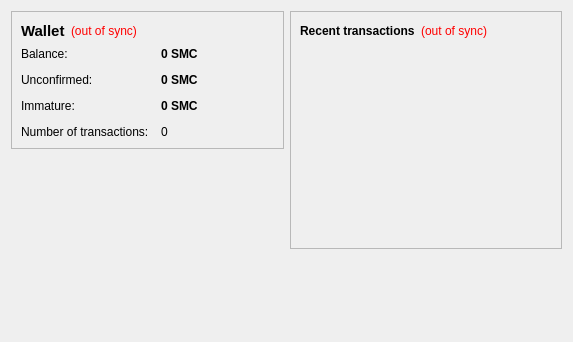
Above: src/qt/forms/overviewpage.ui from RaidAndFade/SRSCoin before the change. Below: the same form after it.
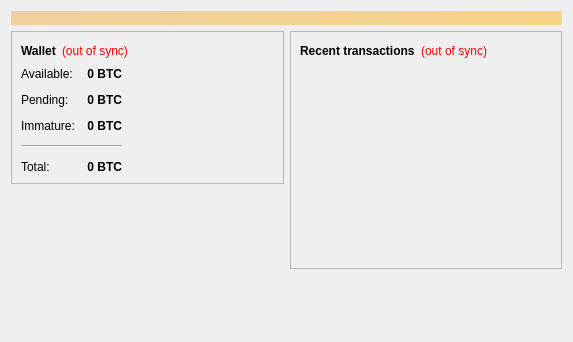
That is the form after the change. Icons and pictures are not drawn.

```diff
--- a/src/qt/forms/overviewpage.ui
+++ b/src/qt/forms/overviewpage.ui
@@ -13,6 +13,24 @@
   <property name="windowTitle">
    <string>Form</string>
   </property>
+  <layout class="QVBoxLayout" name="topLayout">
+   <item>
+    <widget class="QLabel" name="labelAlerts">
+     <property name="visible">
+      <bool>false</bool>
+     </property>
+     <property name="styleSheet">
+      <string notr="true">background-color: qlineargradient(x1: 0, y1: 0, x2: 1, y2: 0, stop:0 #F0D0A0, stop:1 #F8D488); color:#000000;</string>
+     </property>
+     <property name="wordWrap">
+      <bool>true</bool>
+     </property>
+     <property name="margin">
+      <number>3</number>
+     </property>
+    </widget>
+   </item>
+   <item>
   <layout class="QHBoxLayout" name="horizontalLayout" stretch="1,1">
    <item>
     <layout class="QVBoxLayout" name="verticalLayout_2">
@@ -31,7 +49,6 @@
            <widget class="QLabel" name="label_5">
             <property name="font">
              <font>
-              <pointsize>11</pointsize>
               <weight>75</weight>
               <bold>true</bold>
              </font>
@@ -44,7 +61,7 @@
           <item>
            <widget class="QLabel" name="labelWalletStatus">
             <property name="toolTip">
-             <string>The displayed information may be out of date. Your wallet automatically synchronizes with the SmallChange network after a connection is established, but this process has not completed yet.</string>
+               <string>The displayed information may be out of date. Your wallet automatically synchronizes with the Dogecoin network after a connection is established, but this process has not completed yet.</string>
             </property>
             <property name="styleSheet">
              <string notr="true">QLabel { color: red; }</string>
@@ -73,6 +90,8 @@
          </layout>
         </item>
         <item>
+          <layout class="QHBoxLayout" name="horizontalLayout_3">
+           <item>
          <layout class="QFormLayout" name="formLayout_2">
           <property name="fieldGrowthPolicy">
            <enum>QFormLayout::AllNonFixedFieldsGrow</enum>
@@ -86,7 +105,7 @@
           <item row="0" column="0">
            <widget class="QLabel" name="label">
             <property name="text">
-             <string>Balance:</string>
+               <string>Available:</string>
             </property>
            </widget>
           </item>
@@ -102,10 +121,13 @@
              <cursorShape>IBeamCursor</cursorShape>
             </property>
             <property name="toolTip">
-             <string>Your current balance</string>
+               <string>Your current spendable balance</string>
             </property>
             <property name="text">
-             <string notr="true">0 SMC</string>
+               <string notr="true">0 BTC</string>
+              </property>
+              <property name="alignment">
+               <set>Qt::AlignRight|Qt::AlignTrailing|Qt::AlignVCenter</set>
             </property>
             <property name="textInteractionFlags">
              <set>Qt::LinksAccessibleByMouse|Qt::TextSelectableByKeyboard|Qt::TextSelectableByMouse</set>
@@ -115,7 +137,7 @@
           <item row="1" column="0">
            <widget class="QLabel" name="label_3">
             <property name="text">
-             <string>Unconfirmed:</string>
+               <string>Pending:</string>
             </property>
            </widget>
           </item>
@@ -131,33 +153,19 @@
              <cursorShape>IBeamCursor</cursorShape>
             </property>
             <property name="toolTip">
-             <string>Total of transactions that have yet to be confirmed, and do not yet count toward the current balance</string>
+               <string>Total of transactions that have yet to be confirmed, and do not yet count toward the spendable balance</string>
             </property>
             <property name="text">
-             <string notr="true">0 SMC</string>
+               <string notr="true">0 BTC</string>
+              </property>
+              <property name="alignment">
+               <set>Qt::AlignRight|Qt::AlignTrailing|Qt::AlignVCenter</set>
             </property>
             <property name="textInteractionFlags">
              <set>Qt::LinksAccessibleByMouse|Qt::TextSelectableByKeyboard|Qt::TextSelectableByMouse</set>
             </property>
            </widget>
           </item>
-          <item row="3" column="0">
-           <widget class="QLabel" name="label_2">
-            <property name="text">
-             <string>Number of transactions:</string>
-            </property>
-           </widget>
-          </item>
-          <item row="3" column="1">
-           <widget class="QLabel" name="labelNumTransactions">
-            <property name="toolTip">
-             <string>Total number of transactions in wallet</string>
-            </property>
-            <property name="text">
-             <string notr="true">0</string>
-            </property>
-           </widget>
-          </item>
           <item row="2" column="0">
            <widget class="QLabel" name="labelImmatureText">
             <property name="text">
@@ -177,12 +185,69 @@
              <string>Mined balance that has not yet matured</string>
             </property>
             <property name="text">
-             <string notr="true">0 SMC</string>
-            </property>
+               <string notr="true">0 BTC</string>
+              </property>
+              <property name="alignment">
+               <set>Qt::AlignRight|Qt::AlignTrailing|Qt::AlignVCenter</set>
+              </property>
             <property name="textInteractionFlags">
              <set>Qt::LinksAccessibleByMouse|Qt::TextSelectableByKeyboard|Qt::TextSelectableByMouse</set>
             </property>
            </widget>
+            </item>
+            <item row="4" column="0">
+             <widget class="QLabel" name="labelTotalText">
+              <property name="text">
+               <string>Total:</string>
+              </property>
+             </widget>
+            </item>
+            <item row="4" column="1">
+             <widget class="QLabel" name="labelTotal">
+              <property name="font">
+               <font>
+                <weight>75</weight>
+                <bold>true</bold>
+               </font>
+              </property>
+              <property name="cursor">
+               <cursorShape>IBeamCursor</cursorShape>
+              </property>
+              <property name="toolTip">
+               <string>Your current total balance</string>
+              </property>
+              <property name="text">
+               <string notr="true">0 BTC</string>
+              </property>
+              <property name="alignment">
+               <set>Qt::AlignRight|Qt::AlignTrailing|Qt::AlignVCenter</set>
+              </property>
+              <property name="textInteractionFlags">
+               <set>Qt::LinksAccessibleByMouse|Qt::TextSelectableByKeyboard|Qt::TextSelectableByMouse</set>
+              </property>
+             </widget>
+            </item>
+            <item row="3" column="0" colspan="2">
+             <widget class="Line" name="line">
+              <property name="orientation">
+               <enum>Qt::Horizontal</enum>
+              </property>
+             </widget>
+            </item>
+           </layout>
+          </item>
+            <item>
+             <spacer name="horizontalSpacer_3">
+              <property name="orientation">
+               <enum>Qt::Horizontal</enum>
+              </property>
+              <property name="sizeHint" stdset="0">
+               <size>
+                <width>40</width>
+                <height>20</height>
+               </size>
+              </property>
+             </spacer>
           </item>
          </layout>
         </item>
@@ -202,6 +267,25 @@
        </property>
       </spacer>
      </item>
+       <item>
+        <widget class="QLabel" name="label_wallet_bgcoin">
+         <property name="text">
+          <string/>
+         </property>
+         <property name="pixmap">
+          <pixmap resource="../dogecoin.qrc">:/images/wallet_bgcoin</pixmap>
+         </property>
+         <property name="scaledContents">
+          <bool>false</bool>
+         </property>
+         <property name="alignment">
+          <set>Qt::AlignCenter</set>
+         </property>
+         <property name="margin">
+          <number>-2</number>
+         </property>
+        </widget>
+       </item>
     </layout>
    </item>
    <item>
@@ -227,7 +311,7 @@
           <item>
            <widget class="QLabel" name="labelTransactionsStatus">
             <property name="toolTip">
-             <string>The displayed information may be out of date. Your wallet automatically synchronizes with the SmallChange network after a connection is established, but this process has not completed yet.</string>
+               <string>The displayed information may be out of date. Your wallet automatically synchronizes with the Dogecoin network after a connection is established, but this process has not completed yet.</string>
             </property>
             <property name="styleSheet">
              <string notr="true">QLabel { color: red; }</string>
@@ -289,6 +373,8 @@
         </size>
        </property>
       </spacer>
+       </item>
+      </layout>
      </item>
     </layout>
    </item>
```
Lines whose indentation alone changed are shown as unchanged.
